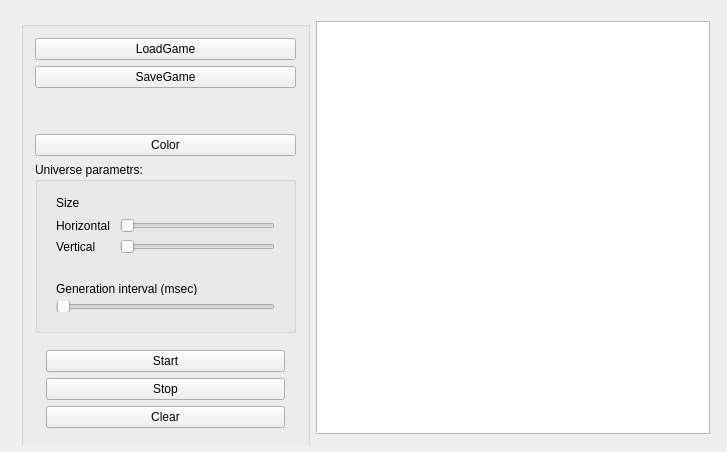
First picture: the form in GameLife/mainwindow.ui, repository janixx/17209_kokunin, before the edit.
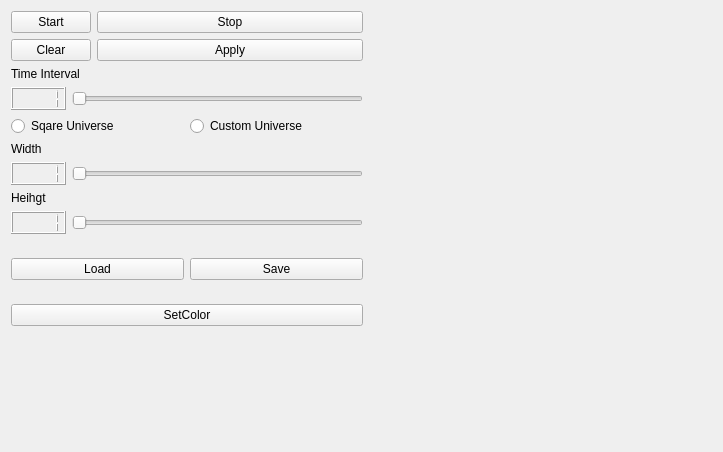
Second picture: the form after the edit. Custom widgets are drawn as their Qt base class.

Diff of the .ui file:
```diff
--- a/GameLife/mainwindow.ui
+++ b/GameLife/mainwindow.ui
@@ -6,14 +6,14 @@
    <rect>
     <x>0</x>
     <y>0</y>
-    <width>727</width>
+    <width>723</width>
     <height>452</height>
    </rect>
   </property>
   <property name="minimumSize">
    <size>
-    <width>0</width>
-    <height>452</height>
+    <width>723</width>
+    <height>352</height>
    </size>
   </property>
   <property name="windowTitle">
@@ -22,217 +22,282 @@
   <widget class="QWidget" name="centralWidget">
    <property name="minimumSize">
     <size>
-     <width>0</width>
+     <width>732</width>
      <height>432</height>
     </size>
    </property>
-   <widget class="QWidget" name="">
-    <property name="geometry">
-     <rect>
-      <x>10</x>
-      <y>10</y>
-      <width>711</width>
-      <height>435</height>
-     </rect>
-    </property>
-    <layout class="QHBoxLayout" name="MainLayout">
-     <item>
-      <widget class="QGroupBox" name="control">
-       <layout class="QVBoxLayout" name="Control">
-        <property name="sizeConstraint">
-         <enum>QLayout::SetFixedSize</enum>
-        </property>
-        <item>
-         <widget class="QPushButton" name="LoadGame">
+   <layout class="QHBoxLayout" name="mainLayout">
+    <item>
+     <layout class="QVBoxLayout" name="setLayout">
+      <property name="sizeConstraint">
+       <enum>QLayout::SetNoConstraint</enum>
+      </property>
+      <item>
+       <layout class="QFormLayout" name="settingLayout">
+        <item row="0" column="0">
+         <widget class="QPushButton" name="StartButton">
           <property name="text">
-           <string>LoadGame</string>
+           <string>Start</string>
           </property>
          </widget>
         </item>
-        <item>
-         <widget class="QPushButton" name="SaveGame">
+        <item row="0" column="1">
+         <widget class="QPushButton" name="StopButton">
           <property name="text">
-           <string>SaveGame</string>
+           <string>Stop</string>
           </property>
          </widget>
         </item>
-        <item>
-         <spacer name="verticalSpacer_2">
-          <property name="orientation">
-           <enum>Qt::Vertical</enum>
+        <item row="1" column="0">
+         <widget class="QPushButton" name="ClearButton">
+          <property name="text">
+           <string>Clear</string>
           </property>
-          <property name="sizeHint" stdset="0">
-           <size>
-            <width>20</width>
-            <height>40</height>
-           </size>
+         </widget>
+        </item>
+        <item row="1" column="1">
+         <widget class="QPushButton" name="applyButton">
+          <property name="text">
+           <string>Apply</string>
           </property>
-         </spacer>
+         </widget>
         </item>
+       </layout>
+      </item>
+      <item>
+       <layout class="QVBoxLayout" name="timeLayout">
         <item>
-         <widget class="QPushButton" name="ColourButton">
+         <widget class="QLabel" name="label_3">
           <property name="text">
-           <string>Color</string>
+           <string>Time Interval</string>
           </property>
          </widget>
         </item>
         <item>
-         <widget class="QGroupBox" name="groupBox">
-          <property name="minimumSize">
-           <size>
-            <width>261</width>
-            <height>171</height>
-           </size>
+         <layout class="QHBoxLayout" name="timeSliderLayout">
+          <item>
+           <widget class="QLCDNumber" name="intimeIntervalLCD">
+            <property name="smallDecimalPoint">
+             <bool>false</bool>
+            </property>
+            <property name="digitCount">
+             <number>4</number>
+            </property>
+            <property name="segmentStyle">
+             <enum>QLCDNumber::Filled</enum>
+            </property>
+            <property name="intValue" stdset="0">
+             <number>1</number>
+            </property>
+           </widget>
+          </item>
+          <item>
+           <widget class="QSlider" name="intervalSlider">
+            <property name="orientation">
+             <enum>Qt::Horizontal</enum>
+            </property>
+           </widget>
+          </item>
+         </layout>
+        </item>
+       </layout>
+      </item>
+      <item>
+       <layout class="QVBoxLayout" name="universeSettingLayout">
+        <item>
+         <layout class="QHBoxLayout" name="radioButtonsLayout">
+          <item>
+           <widget class="QRadioButton" name="squareButton">
+            <property name="text">
+             <string>Sqare Universe</string>
+            </property>
+           </widget>
+          </item>
+          <item>
+           <widget class="QRadioButton" name="customButton">
+            <property name="autoFillBackground">
+             <bool>false</bool>
+            </property>
+            <property name="text">
+             <string>Custom Universe</string>
+            </property>
+           </widget>
+          </item>
+         </layout>
+        </item>
+        <item>
+         <widget class="QLabel" name="label_1">
+          <property name="text">
+           <string>Width</string>
           </property>
-          <property name="mouseTracking">
-           <bool>false</bool>
+         </widget>
+        </item>
+        <item>
+         <layout class="QHBoxLayout" name="widthSliderLayout_2">
+          <item>
+           <widget class="QLCDNumber" name="widthLCD">
+            <property name="smallDecimalPoint">
+             <bool>false</bool>
+            </property>
+            <property name="digitCount">
+             <number>4</number>
+            </property>
+            <property name="segmentStyle">
+             <enum>QLCDNumber::Filled</enum>
+            </property>
+            <property name="intValue" stdset="0">
+             <number>1</number>
+            </property>
+           </widget>
+          </item>
+          <item>
+           <widget class="QSlider" name="widthSlider">
+            <property name="orientation">
+             <enum>Qt::Horizontal</enum>
+            </property>
+           </widget>
+          </item>
+         </layout>
+        </item>
+        <item>
+         <widget class="QLabel" name="label_2">
+          <property name="text">
+           <string>Heihgt</string>
           </property>
-          <property name="title">
-           <string>Universe parametrs:</string>
-          </property>
-          <widget class="QWidget" name="">
-           <property name="geometry">
-            <rect>
-             <x>10</x>
-             <y>20</y>
-             <width>241</width>
-             <height>83</height>
-            </rect>
-           </property>
-           <layout class="QGridLayout" name="UniverseSize">
-            <item row="1" column="0">
-             <layout class="QVBoxLayout" name="Labels">
-              <item>
-               <widget class="QLabel" name="label_2">
-                <property name="text">
-                 <string>Horizontal </string>
-                </property>
-                <property name="buddy">
-                 <cstring>control</cstring>
-                </property>
-               </widget>
-              </item>
-              <item>
-               <widget class="QLabel" name="label_3">
-                <property name="text">
-                 <string>Vertical</string>
-                </property>
-               </widget>
-              </item>
-             </layout>
-            </item>
-            <item row="1" column="1">
-             <layout class="QVBoxLayout" name="Sliders">
-              <item>
-               <widget class="QSlider" name="HorizCountSlider">
-                <property name="orientation">
-                 <enum>Qt::Horizontal</enum>
-                </property>
-               </widget>
-              </item>
-              <item>
-               <widget class="QSlider" name="VerticalCountSlider">
-                <property name="orientation">
-                 <enum>Qt::Horizontal</enum>
-                </property>
-               </widget>
-              </item>
-             </layout>
-            </item>
-            <item row="0" column="0" colspan="2">
-             <widget class="QLabel" name="SizeLabel">
-              <property name="text">
-               <string>Size</string>
-              </property>
-             </widget>
-            </item>
-           </layout>
-          </widget>
-          <widget class="QWidget" name="">
-           <property name="geometry">
-            <rect>
-             <x>10</x>
-             <y>110</y>
-             <width>241</width>
-             <height>51</height>
-            </rect>
-           </property>
-           <layout class="QVBoxLayout" name="Time">
-            <item>
-             <widget class="QLabel" name="TimeLabel">
-              <property name="text">
-               <string>Generation interval (msec)</string>
-              </property>
-             </widget>
-            </item>
-            <item>
-             <widget class="QSlider" name="TimeSlider">
-              <property name="orientation">
-               <enum>Qt::Horizontal</enum>
-              </property>
-             </widget>
-            </item>
-           </layout>
-          </widget>
          </widget>
         </item>
         <item>
-         <widget class="QFrame" name="ControlBlock">
-          <layout class="QVBoxLayout" name="verticalLayout">
-           <item>
-            <widget class="QPushButton" name="StartButton">
-             <property name="text">
-              <string>Start</string>
-             </property>
-            </widget>
-           </item>
-           <item>
-            <widget class="QPushButton" name="StopButton">
-             <property name="text">
-              <string>Stop</string>
-             </property>
-            </widget>
-           </item>
-           <item>
-            <widget class="QPushButton" name="ClearButton">
-             <property name="sizePolicy">
-              <sizepolicy hsizetype="Minimum" vsizetype="Fixed">
-               <horstretch>0</horstretch>
-               <verstretch>0</verstretch>
-              </sizepolicy>
-             </property>
-             <property name="text">
-              <string>Clear</string>
-             </property>
-            </widget>
-           </item>
-          </layout>
+         <layout class="QHBoxLayout" name="horizontalLayout">
+          <item>
+           <widget class="QLCDNumber" name="heightLCD">
+            <property name="smallDecimalPoint">
+             <bool>false</bool>
+            </property>
+            <property name="digitCount">
+             <number>4</number>
+            </property>
+            <property name="segmentStyle">
+             <enum>QLCDNumber::Filled</enum>
+            </property>
+            <property name="intValue" stdset="0">
+             <number>1</number>
+            </property>
+           </widget>
+          </item>
+          <item>
+           <widget class="QSlider" name="heightSlider">
+            <property name="orientation">
+             <enum>Qt::Horizontal</enum>
+            </property>
+           </widget>
+          </item>
+         </layout>
+        </item>
+       </layout>
+      </item>
+      <item>
+       <spacer name="verticalSpacer_2">
+        <property name="orientation">
+         <enum>Qt::Vertical</enum>
+        </property>
+        <property name="sizeType">
+         <enum>QSizePolicy::Fixed</enum>
+        </property>
+        <property name="sizeHint" stdset="0">
+         <size>
+          <width>218</width>
+          <height>18</height>
+         </size>
+        </property>
+       </spacer>
+      </item>
+      <item>
+       <layout class="QHBoxLayout" name="fileLayout">
+        <item>
+         <widget class="QPushButton" name="loadButton">
+          <property name="text">
+           <string>Load</string>
+          </property>
          </widget>
         </item>
         <item>
-         <spacer name="verticalSpacer">
-          <property name="orientation">
-           <enum>Qt::Vertical</enum>
+         <widget class="QPushButton" name="saveButton">
+          <property name="text">
+           <string>Save</string>
           </property>
-          <property name="sizeHint" stdset="0">
-           <size>
-            <width>258</width>
-            <height>60</height>
-           </size>
-          </property>
-         </spacer>
+         </widget>
         </item>
        </layout>
-      </widget>
-     </item>
-     <item>
-      <widget class="QTableView" name="GameField"/>
-     </item>
-    </layout>
-   </widget>
+      </item>
+      <item>
+       <spacer name="verticalSpacer_3">
+        <property name="orientation">
+         <enum>Qt::Vertical</enum>
+        </property>
+        <property name="sizeType">
+         <enum>QSizePolicy::Fixed</enum>
+        </property>
+        <property name="sizeHint" stdset="0">
+         <size>
+          <width>218</width>
+          <height>18</height>
+         </size>
+        </property>
+       </spacer>
+      </item>
+      <item>
+       <widget class="QPushButton" name="colorButton">
+        <property name="text">
+         <string>SetColor</string>
+        </property>
+       </widget>
+      </item>
+      <item>
+       <spacer name="verticalSpacer_4">
+        <property name="orientation">
+         <enum>Qt::Vertical</enum>
+        </property>
+        <property name="sizeHint" stdset="0">
+         <size>
+          <width>20</width>
+          <height>40</height>
+         </size>
+        </property>
+       </spacer>
+      </item>
+     </layout>
+    </item>
+    <item>
+     <widget class="GameWidget" name="game" native="true">
+      <property name="minimumSize">
+       <size>
+        <width>352</width>
+        <height>352</height>
+       </size>
+      </property>
+      <property name="baseSize">
+       <size>
+        <width>352</width>
+        <height>352</height>
+       </size>
+      </property>
+      <property name="mouseTracking">
+       <bool>false</bool>
+      </property>
+     </widget>
+    </item>
+   </layout>
   </widget>
  </widget>
  <layoutdefault spacing="6" margin="11"/>
+ <customwidgets>
+  <customwidget>
+   <class>GameWidget</class>
+   <extends>QWidget</extends>
+   <header location="global">gamewidget.h</header>
+   <container>1</container>
+  </customwidget>
+ </customwidgets>
  <resources/>
  <connections/>
 </ui>
```
Left out of the diff: 133 changed lines with no effect on the pictures.
